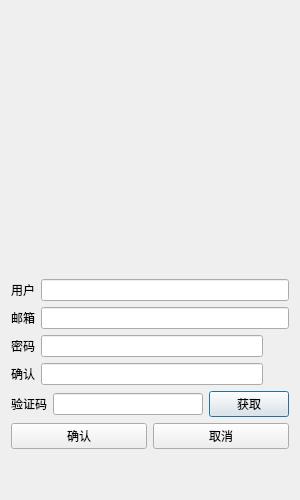
First picture: the form in chat_app desktop/registerdialog.ui, repository Tindalos-ik/chat_app, before the edit.
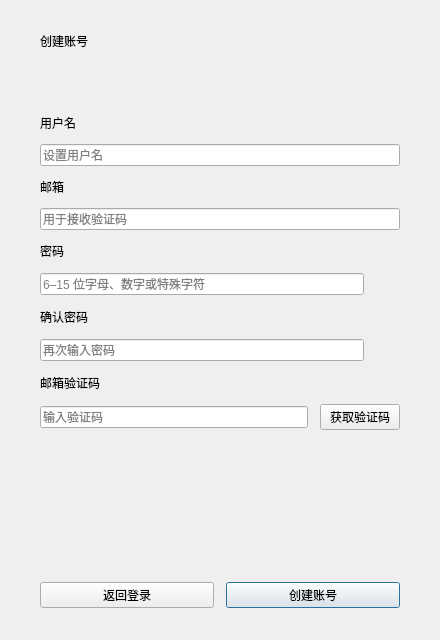
Second picture: the form after the edit. Custom widgets are drawn as their Qt base class.

```diff
--- a/chat_app desktop/registerdialog.ui
+++ b/chat_app desktop/registerdialog.ui
@@ -2,236 +2,45 @@
 <ui version="4.0">
  <class>RegisterDialog</class>
  <widget class="QDialog" name="RegisterDialog">
-  <property name="geometry">
-   <rect>
-    <x>0</x>
-    <y>0</y>
-    <width>300</width>
-    <height>500</height>
-   </rect>
-  </property>
-  <property name="windowTitle">
-   <string>Dialog</string>
-  </property>
-  <layout class="QVBoxLayout" name="verticalLayout_2">
-   <item>
-    <spacer name="verticalSpacer">
-     <property name="orientation">
-      <enum>Qt::Orientation::Vertical</enum>
-     </property>
-     <property name="sizeType">
-      <enum>QSizePolicy::Policy::Fixed</enum>
-     </property>
-     <property name="sizeHint" stdset="0">
-      <size>
-       <width>20</width>
-       <height>40</height>
-      </size>
-     </property>
-    </spacer>
-   </item>
-   <item>
-    <widget class="QWidget" name="widget" native="true">
-     <widget class="QLabel" name="err_tip">
-      <property name="geometry">
-       <rect>
-        <x>0</x>
-        <y>40</y>
-        <width>271</width>
-        <height>51</height>
-       </rect>
-      </property>
-      <property name="text">
-       <string/>
-      </property>
-      <property name="alignment">
-       <set>Qt::AlignmentFlag::AlignCenter</set>
-      </property>
-     </widget>
-    </widget>
-   </item>
-   <item>
-    <spacer name="verticalSpacer_2">
-     <property name="orientation">
-      <enum>Qt::Orientation::Vertical</enum>
-     </property>
-     <property name="sizeType">
-      <enum>QSizePolicy::Policy::Fixed</enum>
-     </property>
-     <property name="sizeHint" stdset="0">
-      <size>
-       <width>20</width>
-       <height>40</height>
-      </size>
-     </property>
-    </spacer>
-   </item>
-   <item>
-    <layout class="QVBoxLayout" name="verticalLayout">
-     <item>
-      <layout class="QHBoxLayout" name="horizontalLayout_7">
-       <item>
-        <widget class="QLabel" name="user_label">
-         <property name="text">
-          <string>用户</string>
-         </property>
-        </widget>
-       </item>
-       <item>
-        <widget class="QLineEdit" name="user_edit"/>
-       </item>
-      </layout>
-     </item>
-     <item>
-      <layout class="QHBoxLayout" name="horizontalLayout_6">
-       <item>
-        <widget class="QLabel" name="email_label">
-         <property name="text">
-          <string>邮箱</string>
-         </property>
-        </widget>
-       </item>
-       <item>
-        <widget class="QLineEdit" name="email_edit"/>
-       </item>
-      </layout>
-     </item>
-     <item>
-      <layout class="QHBoxLayout" name="horizontalLayout_5">
-       <item>
-        <widget class="QLabel" name="pwd_label">
-         <property name="text">
-          <string>密码</string>
-         </property>
-        </widget>
-       </item>
-       <item>
-        <widget class="QLineEdit" name="pwd_edit"/>
-       </item>
-       <item>
-        <widget class="ClickedLabel" name="pass_visible">
-         <property name="minimumSize">
-          <size>
-           <width>20</width>
-           <height>20</height>
-          </size>
-         </property>
-         <property name="maximumSize">
-          <size>
-           <width>20</width>
-           <height>20</height>
-          </size>
-         </property>
-         <property name="text">
-          <string/>
-         </property>
-        </widget>
-       </item>
-      </layout>
-     </item>
-     <item>
-      <layout class="QHBoxLayout" name="horizontalLayout_4">
-       <item>
-        <widget class="QLabel" name="confirm_label">
-         <property name="text">
-          <string>确认</string>
-         </property>
-        </widget>
-       </item>
-       <item>
-        <widget class="QLineEdit" name="confirm_edit"/>
-       </item>
-       <item>
-        <widget class="ClickedLabel" name="confirm_visible">
-         <property name="minimumSize">
-          <size>
-           <width>20</width>
-           <height>20</height>
-          </size>
-         </property>
-         <property name="maximumSize">
-          <size>
-           <width>20</width>
-           <height>20</height>
-          </size>
-         </property>
-         <property name="text">
-          <string/>
-         </property>
-        </widget>
-       </item>
-      </layout>
-     </item>
-     <item>
-      <layout class="QHBoxLayout" name="horizontalLayout">
-       <item>
-        <widget class="QLabel" name="verify_label">
-         <property name="text">
-          <string>验证码</string>
-         </property>
-        </widget>
-       </item>
-       <item>
-        <widget class="QLineEdit" name="verify_edit"/>
-       </item>
-       <item>
-        <widget class="TimerBtn" name="get_code">
-         <property name="text">
-          <string>获取</string>
-         </property>
-        </widget>
-       </item>
-      </layout>
-     </item>
-     <item>
-      <layout class="QHBoxLayout" name="horizontalLayout_3">
-       <item>
-        <widget class="QPushButton" name="sure_btn">
-         <property name="text">
-          <string>确认</string>
-         </property>
-        </widget>
-       </item>
-       <item>
-        <widget class="QPushButton" name="cancel_btn">
-         <property name="text">
-          <string>取消</string>
-         </property>
-        </widget>
-       </item>
-      </layout>
-     </item>
-    </layout>
-   </item>
-   <item>
-    <spacer name="verticalSpacer_3">
-     <property name="orientation">
-      <enum>Qt::Orientation::Vertical</enum>
-     </property>
-     <property name="sizeType">
-      <enum>QSizePolicy::Policy::Fixed</enum>
-     </property>
-     <property name="sizeHint" stdset="0">
-      <size>
-       <width>20</width>
-       <height>40</height>
-      </size>
-     </property>
-    </spacer>
-   </item>
+  <property name="geometry"><rect><x>0</x><y>0</y><width>440</width><height>640</height></rect></property>
+  <property name="windowTitle"><string>创建账号</string></property>
+  <layout class="QVBoxLayout" name="root_layout">
+   <property name="spacing"><number>12</number></property>
+   <property name="leftMargin"><number>40</number></property>
+   <property name="topMargin"><number>32</number></property>
+   <property name="rightMargin"><number>40</number></property>
+   <property name="bottomMargin"><number>32</number></property>
+   <item><widget class="QLabel" name="auth_title"><property name="text"><string>创建账号</string></property></widget></item>
+   <item><widget class="QLabel" name="err_tip"><property name="minimumSize"><size><width>0</width><height>40</height></size></property><property name="text"><string/></property><property name="wordWrap"><bool>true</bool></property></widget></item>
+   <item><widget class="QLabel" name="user_label"><property name="text"><string>用户名</string></property><property name="buddy"><cstring>user_edit</cstring></property></widget></item>
+   <item><widget class="QLineEdit" name="user_edit"><property name="placeholderText"><string>设置用户名</string></property></widget></item>
+   <item><widget class="QLabel" name="email_label"><property name="text"><string>邮箱</string></property><property name="buddy"><cstring>email_edit</cstring></property></widget></item>
+   <item><widget class="QLineEdit" name="email_edit"><property name="placeholderText"><string>用于接收验证码</string></property></widget></item>
+   <item><widget class="QLabel" name="pwd_label"><property name="text"><string>密码</string></property><property name="buddy"><cstring>pwd_edit</cstring></property></widget></item>
+   <item><layout class="QHBoxLayout" name="password_layout">
+    <item><widget class="QLineEdit" name="pwd_edit"><property name="placeholderText"><string>6–15 位字母、数字或特殊字符</string></property><property name="echoMode"><enum>QLineEdit::EchoMode::Password</enum></property></widget></item>
+    <item><widget class="ClickedLabel" name="pass_visible"><property name="minimumSize"><size><width>24</width><height>24</height></size></property><property name="maximumSize"><size><width>24</width><height>24</height></size></property><property name="toolTip"><string>显示或隐藏密码</string></property><property name="text"><string/></property></widget></item>
+   </layout></item>
+   <item><widget class="QLabel" name="confirm_label"><property name="text"><string>确认密码</string></property><property name="buddy"><cstring>confirm_edit</cstring></property></widget></item>
+   <item><layout class="QHBoxLayout" name="confirm_layout">
+    <item><widget class="QLineEdit" name="confirm_edit"><property name="placeholderText"><string>再次输入密码</string></property><property name="echoMode"><enum>QLineEdit::EchoMode::Password</enum></property></widget></item>
+    <item><widget class="ClickedLabel" name="confirm_visible"><property name="minimumSize"><size><width>24</width><height>24</height></size></property><property name="maximumSize"><size><width>24</width><height>24</height></size></property><property name="toolTip"><string>显示或隐藏确认密码</string></property><property name="text"><string/></property></widget></item>
+   </layout></item>
+   <item><widget class="QLabel" name="verify_label"><property name="text"><string>邮箱验证码</string></property><property name="buddy"><cstring>verify_edit</cstring></property></widget></item>
+   <item><layout class="QHBoxLayout" name="verify_layout">
+    <item><widget class="QLineEdit" name="verify_edit"><property name="placeholderText"><string>输入验证码</string></property></widget></item>
+    <item><widget class="TimerBtn" name="get_code"><property name="text"><string>获取验证码</string></property></widget></item>
+   </layout></item>
+   <item><spacer name="form_space"><property name="orientation"><enum>Qt::Orientation::Vertical</enum></property><property name="sizeHint" stdset="0"><size><width>0</width><height>8</height></size></property></spacer></item>
+   <item><layout class="QHBoxLayout" name="actions_layout">
+    <item><widget class="QPushButton" name="cancel_btn"><property name="text"><string>返回登录</string></property></widget></item>
+    <item><widget class="QPushButton" name="sure_btn"><property name="text"><string>创建账号</string></property><property name="default"><bool>true</bool></property></widget></item>
+   </layout></item>
   </layout>
  </widget>
  <customwidgets>
-  <customwidget>
-   <class>TimerBtn</class>
-   <extends>QPushButton</extends>
-   <header>timerbtn.h</header>
-  </customwidget>
-  <customwidget>
-   <class>ClickedLabel</class>
-   <extends>QLabel</extends>
-   <header>clickedlabel.h</header>
-  </customwidget>
+  <customwidget><class>TimerBtn</class><extends>QPushButton</extends><header>timerbtn.h</header></customwidget>
+  <customwidget><class>ClickedLabel</class><extends>QLabel</extends><header>clickedlabel.h</header></customwidget>
  </customwidgets>
  <resources/>
  <connections/>
```
Left out of the diff: 1 changed line with no effect on the pictures.
